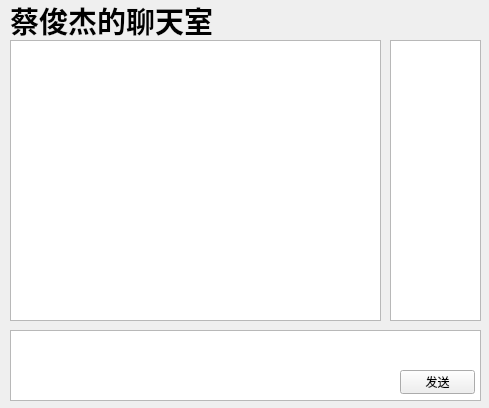
This is chatwindow.ui in anchorkiki/Lab4_ChatClient as Qt 5 draws it before an edit. The edited form follows.
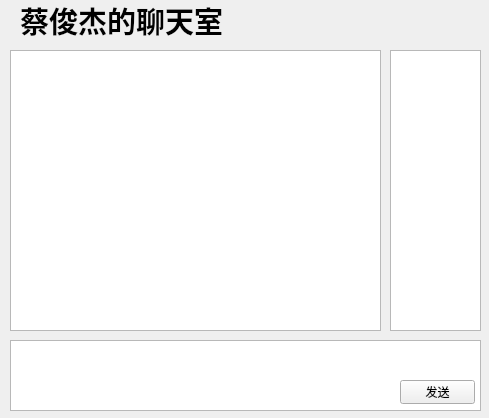
This is the edited form.

The edit to the form file:
```diff
--- a/chatwindow.ui
+++ b/chatwindow.ui
@@ -7,7 +7,7 @@
     <x>0</x>
     <y>0</y>
     <width>489</width>
-    <height>408</height>
+    <height>418</height>
    </rect>
   </property>
   <property name="windowTitle">
@@ -17,7 +17,7 @@
    <property name="geometry">
     <rect>
      <x>10</x>
-     <y>40</y>
+     <y>50</y>
      <width>371</width>
      <height>281</height>
     </rect>
@@ -27,7 +27,7 @@
    <property name="geometry">
     <rect>
      <x>10</x>
-     <y>330</y>
+     <y>340</y>
      <width>471</width>
      <height>71</height>
     </rect>
@@ -37,7 +37,7 @@
    <property name="geometry">
     <rect>
      <x>400</x>
-     <y>370</y>
+     <y>380</y>
      <width>75</width>
      <height>24</height>
     </rect>
@@ -50,7 +50,7 @@
    <property name="geometry">
     <rect>
      <x>390</x>
-     <y>40</y>
+     <y>50</y>
      <width>91</width>
      <height>281</height>
     </rect>
@@ -62,7 +62,7 @@
   <widget class="QLabel" name="label">
    <property name="geometry">
     <rect>
-     <x>10</x>
+     <x>20</x>
      <y>0</y>
      <width>451</width>
      <height>41</height>
```
